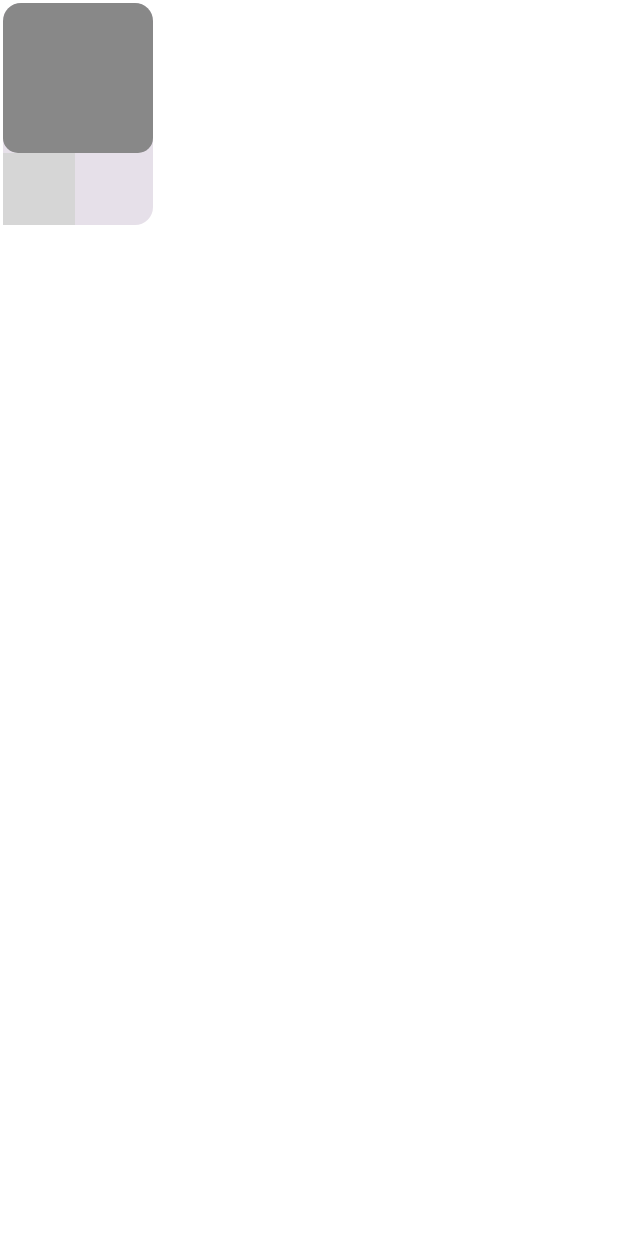
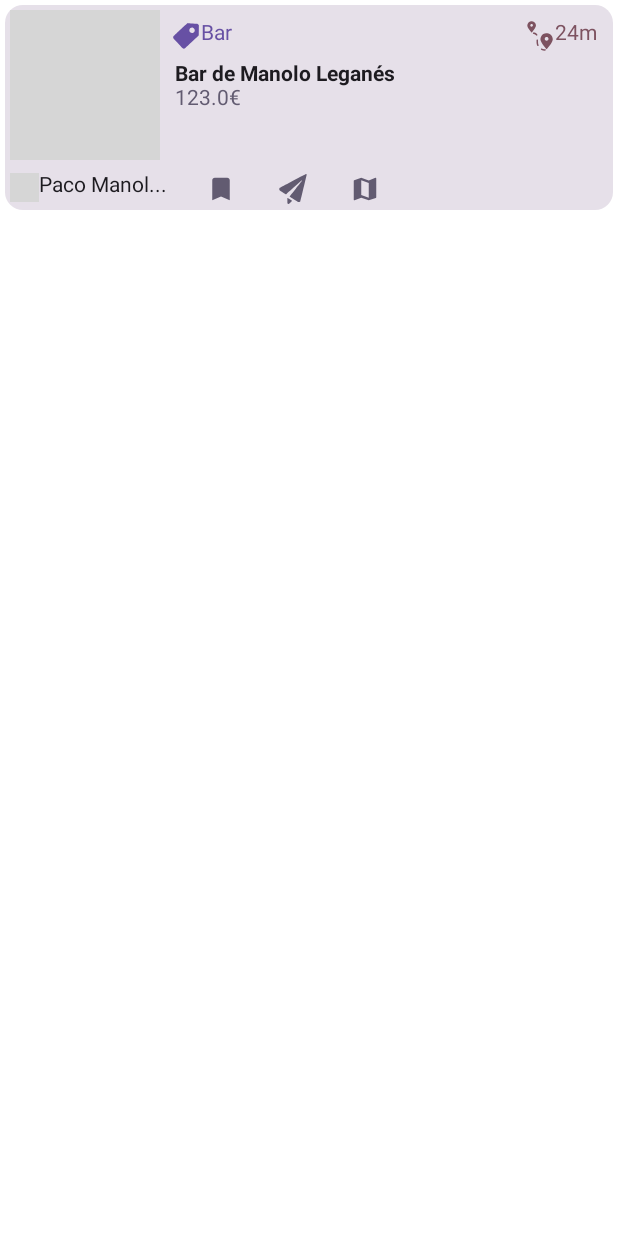
Before and after one commit to changhaowu00/MapAround-Android, an Android app built with Jetpack Compose: the @Preview function HomeListItemPreview, on a phone screen of 412 x 824 dp. Run offline under Robolectric (Android 15) with nearby library versions, the phone set to English and light mode, and no system bars; pictures from the network do not load; grey boxes are pictures that could not be loaded.

Commit message:
Implemented List item Card

```diff
--- a/app/src/main/java/com/example/maparound/domain/model/Place.kt
+++ b/app/src/main/java/com/example/maparound/domain/model/Place.kt
@@ -1,13 +1,12 @@
 package com.example.maparound.domain.model
-
-import android.media.Image
 
 data class Place(
     val id: String,
-    val image: String,
+    val image_url: String,
+    val icon_url: String,
     val user_name: String,
     val title: String,
     val tag: String,
     val distance: String,
-    val price: Double?
+    val price: String?
 )
--- a/app/src/main/java/com/example/maparound/ui/screens/home/components/HomeListItem.kt
+++ b/app/src/main/java/com/example/maparound/ui/screens/home/components/HomeListItem.kt
@@ -2,38 +2,143 @@ package com.example.maparound.ui.screens.home.components
 
 import androidx.compose.foundation.background
 import androidx.compose.foundation.layout.*
-import androidx.compose.foundation.shape.CircleShape
 import androidx.compose.foundation.shape.RoundedCornerShape
-import androidx.compose.material3.Card
-import androidx.compose.material3.Icon
+import androidx.compose.material3.*
 import androidx.compose.runtime.Composable
+import androidx.compose.ui.Alignment
 import androidx.compose.ui.Modifier
 import androidx.compose.ui.draw.clip
 import androidx.compose.ui.graphics.Color
-import androidx.compose.ui.graphics.RectangleShape
+import androidx.compose.ui.graphics.toArgb
+import androidx.compose.ui.layout.ContentScale
 import androidx.compose.ui.res.painterResource
+import androidx.compose.ui.text.font.FontWeight
 import androidx.compose.ui.tooling.preview.Preview
 import androidx.compose.ui.unit.dp
+import androidx.compose.ui.unit.sp
 import coil.compose.AsyncImage
 import com.example.maparound.domain.model.Place
 import com.example.maparound.R
 
 @Composable
 fun HomeListItem(place : Place){
-    Card(modifier = Modifier.padding(2.dp)){
+    Card(
+        modifier = Modifier
+            .fillMaxWidth()
+            .padding(3.dp)
+    ){
+
+        Row(
+            Modifier
+                .fillMaxWidth()
+                .padding(3.dp)){
             Box(
                 modifier = Modifier
                     .size(100.dp)
                     .clip(RoundedCornerShape(10.dp))
-                .background(Color.Gray)
-                .padding(2.dp)
+                    .background(MaterialTheme.colorScheme.tertiary)
+                    //.padding(1.dp)
+            ){
+                AsyncImage(
+                    contentScale = ContentScale.Crop,
+                    model = place.image_url,
+                    contentDescription = null
                 )
+            }
+            Column(Modifier.fillMaxWidth()) {
+                Row(
+                    Modifier
+                        .fillMaxWidth()
+                        .padding(7.dp)
+                ){
                     Icon(
-            painter = painterResource(R.drawable.),
-            contentDescription = null)
+                        painter = painterResource(R.drawable.tag),
+                        contentDescription = null,Modifier.size(20.dp),
+                        tint = MaterialTheme.colorScheme.primary)
+
+                    Text(
+                        text = place.tag,
+                        color = MaterialTheme.colorScheme.primary)
 
 
+                    Spacer(Modifier.weight(1f))
+                    Icon(
+                        painter = painterResource(R.drawable.distance),
+                        contentDescription = null,Modifier.size(20.dp),
+                        tint =  MaterialTheme.colorScheme.tertiary)
+                    Text(
+                        text = place.distance,
+                        color = MaterialTheme.colorScheme.tertiary)
                 }
+
+                Text(
+                    text = place.title,
+                    modifier = Modifier.padding(horizontal = 10.dp),
+                    color = MaterialTheme.colorScheme.onSurface,
+                    fontWeight = FontWeight.Bold
+                )
+
+                if (place.price!=null){
+                    Text(
+                        text = place.price,
+                        modifier = Modifier.padding(horizontal = 10.dp),
+                        MaterialTheme.colorScheme.secondary)
+                }
+
+            }
+        }
+
+        Row(modifier = Modifier.height(30.dp).padding(vertical = 0.dp)) {
+            Row(
+                modifier = Modifier
+                    .width(120.dp)
+                    .align( Alignment.CenterVertically)
+                    .padding(horizontal = 3.dp)
+            ){
+                Box(
+                    modifier = Modifier
+                        .size(19.dp)
+                        .clip(RoundedCornerShape(10.dp))
+                        .background(Color.Gray)
+                        .align( Alignment.CenterVertically)
+                ){
+                    AsyncImage(
+                        contentScale = ContentScale.Crop,
+                        model = place.icon_url,
+                        contentDescription = null
+                    )
+                }
+
+                Text(
+                    text = if(place.user_name.length>11) "${place.user_name.subSequence(0,10)}..."
+                            else place.user_name,
+                )
+            }
+
+
+            IconButton(onClick = { /* doSomething() */ }) {
+                Icon(
+                    painter = painterResource(R.drawable.bookmark),
+                    contentDescription = null,Modifier.size(20.dp),
+                    tint = MaterialTheme.colorScheme.secondary)
+            }
+
+            IconButton(onClick = { /* doSomething() */ }) {
+                Icon(
+                    painter = painterResource(R.drawable.send_msg),
+                    contentDescription = null,Modifier.size(20.dp),
+                    tint = MaterialTheme.colorScheme.secondary)
+            }
+
+            IconButton(onClick = { /* doSomething() */ }) {
+                Icon(
+                    painter = painterResource(R.drawable.map),
+                    contentDescription = null,Modifier.size(20.dp),
+                    tint = MaterialTheme.colorScheme.secondary)
+            }
+        }
+    }
+
     """
     AsyncImage(
         model = place.image,
@@ -47,7 +152,8 @@ fun HomeListItem(place : Place){
 fun HomeListItemPreview(){
     val place1 = Place(
         id = "1",
-        image = "https://www.adslzone.net/app/uploads-adslzone.net/2019/04/borrar-fondo-imagen.jpg",
+        image_url = "https://cultibar.files.wordpress.com/2015/09/el-manolo-estc3a9tica-actual-esencia-eterna.jpg",
+        icon_url = "https://media.timeout.com/images/101415021/image.jpg",
         user_name = "Paco",
         title = "Bar de Manolo Leganés",
         tag = "Bar",
@@ -56,12 +162,13 @@ fun HomeListItemPreview(){
     )
     val place2 = Place(
         id = "1",
-        image = "https://www.adslzone.net/app/uploads-adslzone.net/2019/04/borrar-fondo-imagen.jpg",
-        user_name = "Paco",
+        image_url = "https://cultibar.files.wordpress.com/2015/09/el-manolo-estc3a9tica-actual-esencia-eterna.jpg",
+        icon_url = "https://media.timeout.com/images/101415021/image.jpg",
+        user_name = "Paco Manolito",
         title = "Bar de Manolo Leganés",
         tag = "Bar",
         distance = "24m",
-        price = 123.0
+        price = "123.0€"
     )
 
     HomeListItem(place2)
```
Also changed, not shown: app/src/main/res/drawable/send_msg.xml (renamed from app/src/main/res/drawable/send_mesage.xml). Lines whose indentation alone changed are shown as unchanged.
